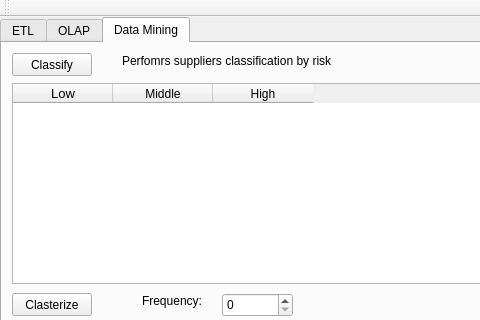
Old version of the form okcham-system/mainwindow.ui in the repository bananamilkshake-code/ockham; both pictures show x 0 to 480 and y 0 to 320 of the 654 by 576 pixel window.
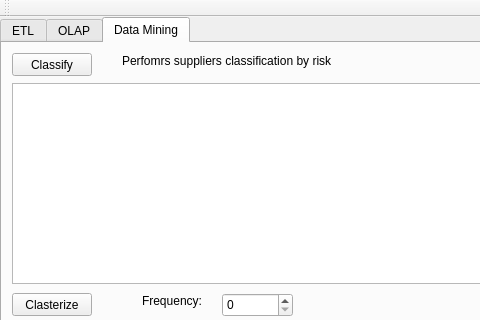
New version of the form. The open tabs and pages were chosen to show the change.

```diff
--- a/okcham-system/mainwindow.ui
+++ b/okcham-system/mainwindow.ui
@@ -537,28 +537,8 @@
        <number>0</number>
       </property>
       <property name="columnCount">
-       <number>3</number>
+       <number>0</number>
       </property>
-      <column>
-       <property name="text">
-        <string>Low</string>
-       </property>
-       <property name="font">
-        <font>
-         <pointsize>10</pointsize>
-        </font>
-       </property>
-      </column>
-      <column>
-       <property name="text">
-        <string>Middle</string>
-       </property>
-      </column>
-      <column>
-       <property name="text">
-        <string>High</string>
-       </property>
-      </column>
      </widget>
      <widget class="QLabel" name="label">
       <property name="geometry">
```
Left out of the diff: 2 changed lines with no effect on the pictures.
